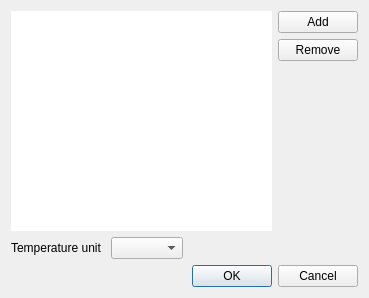
This is qtomweather/qtsetting/settingstations.ui in Meecast/meecast as Qt 5 draws it before an edit. The edited form follows.
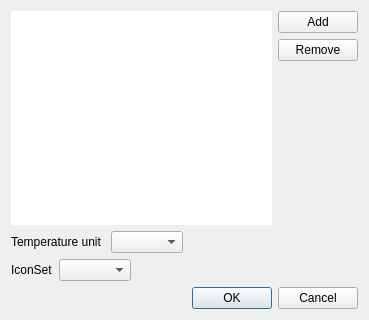
This is the edited form.

Commit message: added iconset in qt-settings

The edit to the form file:
```diff
--- a/qtomweather/qtsetting/settingstations.ui
+++ b/qtomweather/qtsetting/settingstations.ui
@@ -7,7 +7,7 @@
     <x>0</x>
     <y>0</y>
     <width>369</width>
-    <height>298</height>
+    <height>320</height>
    </rect>
   </property>
   <property name="windowTitle">
@@ -83,6 +83,33 @@
      </item>
     </layout>
    </item>
+   <item>
+    <layout class="QHBoxLayout" name="horizontalLayout_3">
+     <item>
+      <widget class="QLabel" name="label_2">
+       <property name="text">
+        <string>IconSet</string>
+       </property>
+      </widget>
+     </item>
+     <item>
+      <widget class="QComboBox" name="iconsetCombo"/>
+     </item>
+     <item>
+      <spacer name="horizontalSpacer_2">
+       <property name="orientation">
+        <enum>Qt::Horizontal</enum>
+       </property>
+       <property name="sizeHint" stdset="0">
+        <size>
+         <width>40</width>
+         <height>20</height>
+        </size>
+       </property>
+      </spacer>
+     </item>
+    </layout>
+   </item>
    <item>
     <widget class="QDialogButtonBox" name="buttonBox">
      <property name="orientation">
```
The commit also changes 1 other file.
